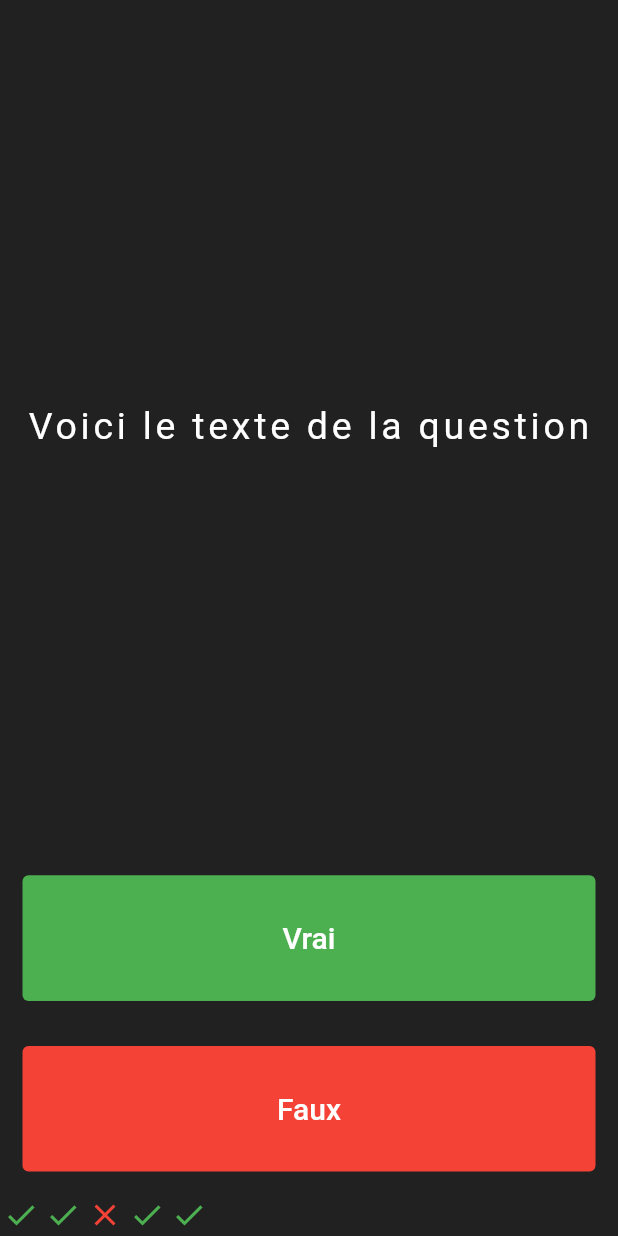
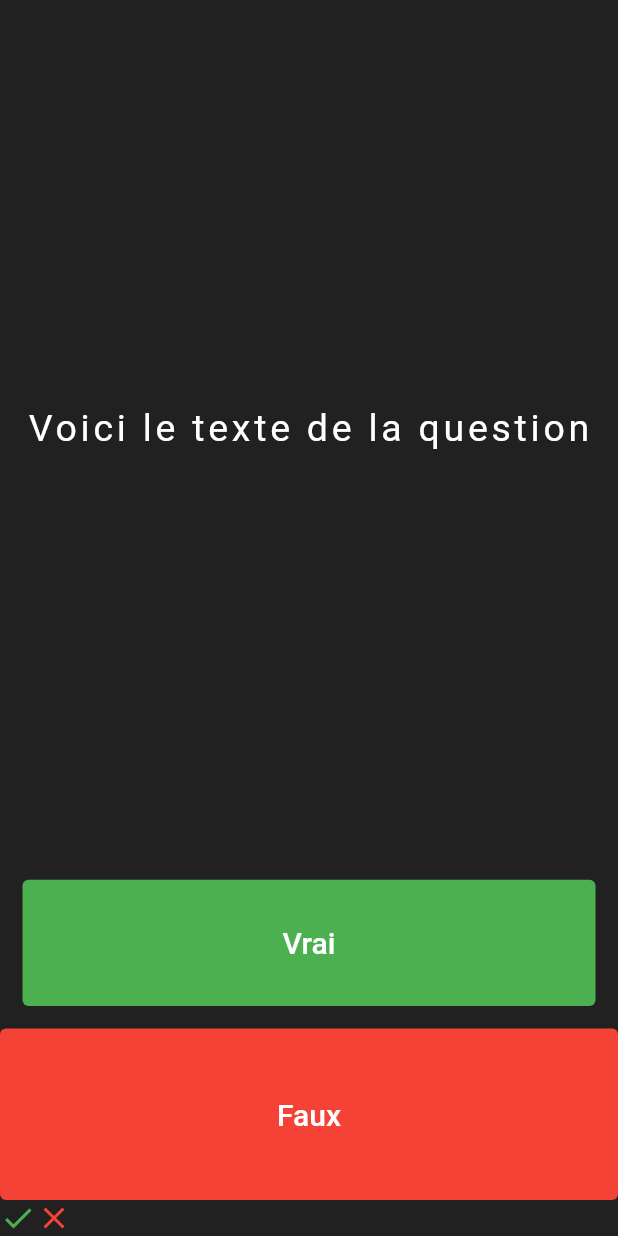
Before and after one commit to sylvia974/quizz, a Flutter app: the screen it shows after launch, on a phone screen of 412 x 824 dp. Run offline on Flutter 3.47's test engine with Material 2 defaults, Android fonts, the phone set to English and light mode, and no system bars.

Commit message:
3 - Les listes

```diff
--- a/lib/main.dart
+++ b/lib/main.dart
@@ -6,12 +6,22 @@ void main() {
 
 class quizz extends StatefulWidget {
   const quizz({Key? key}) : super(key: key);
-
   @override
   _quizzState createState() => _quizzState();
 }
 
 class _quizzState extends State<quizz> {
+  List<Icon> score =[
+    Icon(
+      Icons.check,
+      color: Colors.green,
+    ),
+
+    Icon(
+      Icons.close,
+      color: Colors.red,
+    ),
+  ];
   @override
   Widget build(BuildContext context) {
     return MaterialApp(
@@ -56,8 +66,6 @@ class _quizzState extends State<quizz> {
                   ),
                 ),
                 Expanded(
-                  child: Padding(
-                    padding: const EdgeInsets.all(15.0),
                   child: TextButton(
                     onPressed: null,
                     style: TextButton.styleFrom(
@@ -71,46 +79,11 @@ class _quizzState extends State<quizz> {
                     ),
                   ),
                 ),
-                ),
 
                 Row(
-                  children: [
-                    Padding(
-                      padding: const EdgeInsets.all(2.0),
-                      child: Icon(
-                        Icons.check,
-                        color: Colors.green,
-                      ),
-                    ),
-                    Padding(
-                      padding: const EdgeInsets.all(2.0),
-                      child: Icon(
-                        Icons.check,
-                        color: Colors.green,
-                      ),
-                    ),
-                    Padding(
-                      padding: const EdgeInsets.all(2.0),
-                      child: Icon(
-                        Icons.close,
-                        color: Colors.red,
-                      ),
-                    ),
-                    Padding(
-                      padding: const EdgeInsets.all(2.0),
-                      child: Icon(
-                        Icons.check,
-                        color: Colors.green,
-                      ),
-                    ),
-                    Padding(
-                      padding: const EdgeInsets.all(2.0),
-                      child: Icon(
-                        Icons.check,
-                        color: Colors.green,
-                      ),
-                    ),
-                  ],
+                  children:
+                   score
+
                 ),
               ],
             ),
```
Lines whose indentation alone changed are shown as unchanged.
